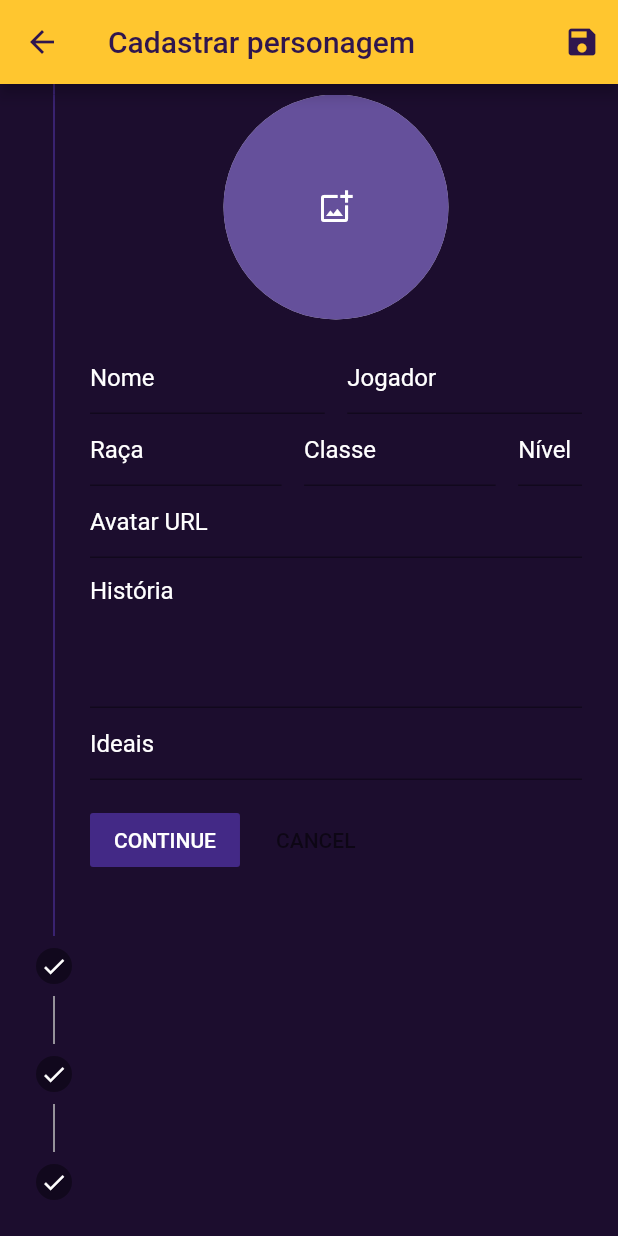
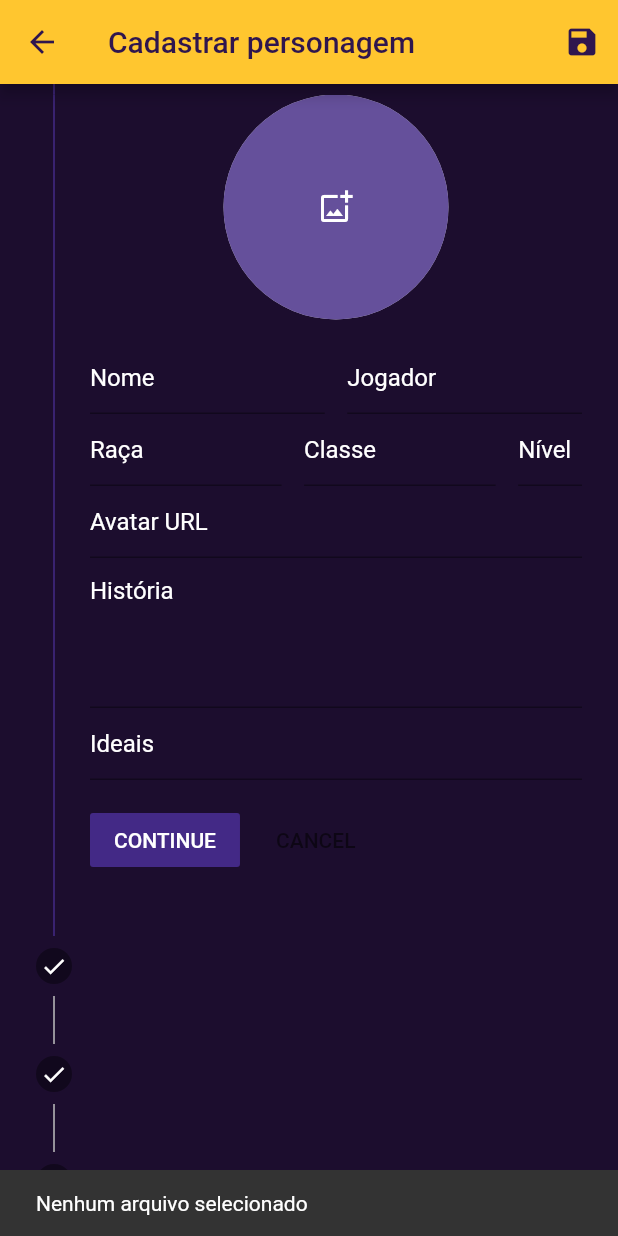
Before and after one commit to AlmostZF/App_RPG, a Flutter app: the RegisterScreen screen opened by its route, scrolled down 65 dp, after a tap on the "add photo alternate" icon, on a phone screen of 412 x 824 dp. Run offline on Flutter 3.47's test engine with Material 2 defaults, Android fonts, the phone set to English and light mode, and no system bars; our stand-ins replace file_picker, firebase_core, firebase_storage, syncfusion_flutter_sliders; missing offline and left inert: kg_charts; accounts and stored records are empty.

Commit message:
atualizçaão

```diff
--- a/rpg_app/lib/controller/persons_controller.dart
+++ b/rpg_app/lib/controller/persons_controller.dart
@@ -1,6 +1,5 @@
 import 'dart:convert';
 
-import 'package:firebase_database/firebase_database.dart';
 import 'package:http/http.dart' as http;
 import 'dart:math';
 
--- a/rpg_app/lib/main.dart
+++ b/rpg_app/lib/main.dart
@@ -1,3 +1,4 @@
+import 'package:firebase_core/firebase_core.dart';
 import 'package:flutter/material.dart';
 import 'package:rpg_app/controller/persons_controller.dart';
 import 'package:rpg_app/controller/power_controller.dart';
@@ -13,7 +14,9 @@ import 'package:rpg_app/view/persons_screen.dart';
 import 'package:rpg_app/view/register_room_screen.dart';
 import 'package:rpg_app/view/register_screen.dart';
 
-void main() {
+void main() async {
+  WidgetsFlutterBinding.ensureInitialized();
+  await Firebase.initializeApp();
   runApp(const MyApp());
 }
 
--- a/rpg_app/lib/view/register_room_screen.dart
+++ b/rpg_app/lib/view/register_room_screen.dart
@@ -1,6 +1,5 @@
 import 'dart:io';
 import 'package:flutter/material.dart';
-import 'package:image_picker/image_picker.dart';
 import 'package:provider/provider.dart';
 import 'package:rpg_app/controller/persons_controller.dart';
 import 'package:rpg_app/model/person_model.dart';
--- a/rpg_app/lib/view/register_screen.dart
+++ b/rpg_app/lib/view/register_screen.dart
@@ -1,8 +1,10 @@
 import 'dart:io';
+
+import 'package:file_picker/file_picker.dart';
 import 'package:flutter/material.dart';
-import 'package:image_picker/image_picker.dart';
 import 'package:provider/provider.dart';
 import 'package:rpg_app/controller/persons_controller.dart';
+import 'package:rpg_app/controller/service/storage_service.dart';
 import 'package:rpg_app/model/person_model.dart';
 import 'package:rpg_app/style/colors.dart';
 
@@ -14,8 +16,10 @@ class RegisterScreen extends StatefulWidget {
 }
 
 class _RegisterPageState extends State<RegisterScreen> {
-  ImagePicker imagePicker = ImagePicker();
-  File? imagemSelecionada;
+  final Storage storage = Storage();
+  File? imagemFinal;
+  String path = "";
+  String fileName = "";
 
   int _currentstep = 0;
   StepperType stepperType = StepperType.vertical;
@@ -64,6 +68,8 @@ class _RegisterPageState extends State<RegisterScreen> {
 
   @override
   Widget build(BuildContext context) {
+    final Storage storage = Storage();
+
     try {
       final person = ModalRoute.of(context)?.settings.arguments as Person;
       _loadFormData(person);
@@ -80,6 +86,7 @@ class _RegisterPageState extends State<RegisterScreen> {
             icon: const Icon(Icons.save),
             onPressed: () {
               _form.currentState?.save();
+              storage.uploadFile(path, fileName);
 
               Provider.of<Persons>(context, listen: false).put(
                 Person(
@@ -150,14 +157,25 @@ class _RegisterPageState extends State<RegisterScreen> {
   }
 
   pegarImagemGaleria() async {
-    final PickedFile? imagemTemporaria =
-        // ignore: deprecated_member_use
-        await imagePicker.getImage(source: ImageSource.gallery);
-    if (imagemTemporaria != null) {
+    final imagem = await FilePicker.platform.pickFiles(
+      allowMultiple: false,
+      type: FileType.custom,
+      allowedExtensions: ['png', 'jpg'],
+    );
+
+    if (imagem == null) {
+      ScaffoldMessenger.of(context).showSnackBar(
+          const SnackBar(content: Text("Nenhum arquivo selecionado")));
+      return null;
+    }
+
     setState(() {
-        imagemSelecionada = File(imagemTemporaria.path);
+      path = imagem.files.single.path!;
+      fileName = imagem.files.single.name;
+      imagemFinal = File(path);
     });
-    }
+
+    //convert bytes to base64 string
   }
 
   List<Step> _mySteps() {
@@ -177,21 +195,20 @@ class _RegisterPageState extends State<RegisterScreen> {
                     decoration: BoxDecoration(
                         shape: BoxShape.circle, color: Colors.grey.shade200),
                     child: Center(
-                      child: imagemSelecionada == null
+                        child: imagemFinal == null
                             ? GestureDetector(
                                 onTap: () {
                                   pegarImagemGaleria();
                                 },
-                              child: const CircleAvatar(
-                                child: Icon(Icons.add_photo_alternate_outlined),
+                                child: CircleAvatar(
+                                  child:
+                                      Icon(Icons.add_photo_alternate_outlined),
                                   radius: 150.0,
                                 ),
                               )
                             : CircleAvatar(
-                              backgroundImage: FileImage(imagemSelecionada!),
-                              radius: 150.0,
-                            ),
-                    ),
+                                backgroundImage: FileImage(imagemFinal!),
+                                radius: 150.0)),
                   ),
                   const SizedBox(
                     height: 15,
@@ -273,7 +290,8 @@ class _RegisterPageState extends State<RegisterScreen> {
                 decoration: const InputDecoration(
                   hintText: "Avatar URL",
                 ),
-                onSaved: (value) => _formData['avatarUrl'] = value.toString(),
+                onSaved: (value) =>
+                    _formData['avatarUrl'] = _formData['avatarUrl'].toString(),
               ),
               TextFormField(
                 style: const TextStyle(color: otherColor),
--- a/rpg_app/pubspec.yaml
+++ b/rpg_app/pubspec.yaml
@@ -29,10 +29,12 @@ environment:
 dependencies:
   flutter:
     sdk: flutter
-  image_picker: ^0.8.5+3
   provider: ^6.0.2
   http: ^0.13.4
-  firebase_database: ^10.0.3
+  firebase_core: ^2.2.0
+  firebase_storage: ^11.0.5
+  file_picker: ^4.0.3
+
   # The following adds the Cupertino Icons font to your application.
   # Use with the CupertinoIcons class for iOS style icons.
   cupertino_icons: ^1.0.2
```
Also changed, not shown: rpg_app/lib/controller/service/storage_service.dart (+7 -4 lines), rpg_app/pubspec.lock, 3 other files. Lines whose indentation alone changed are shown as unchanged.
